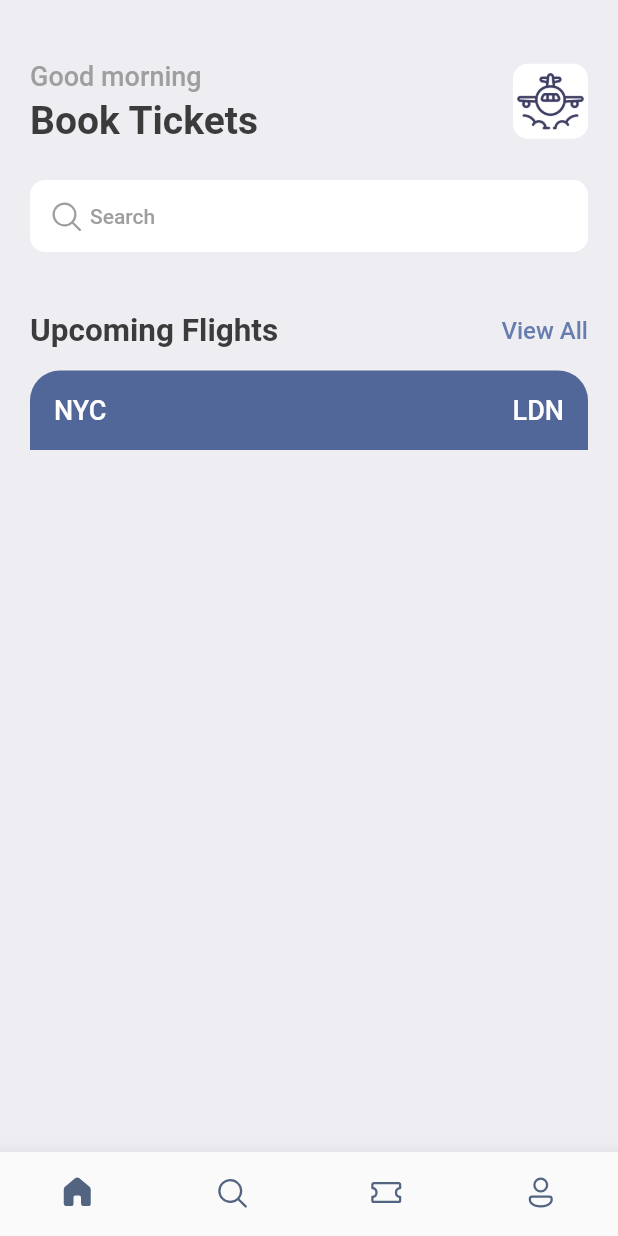
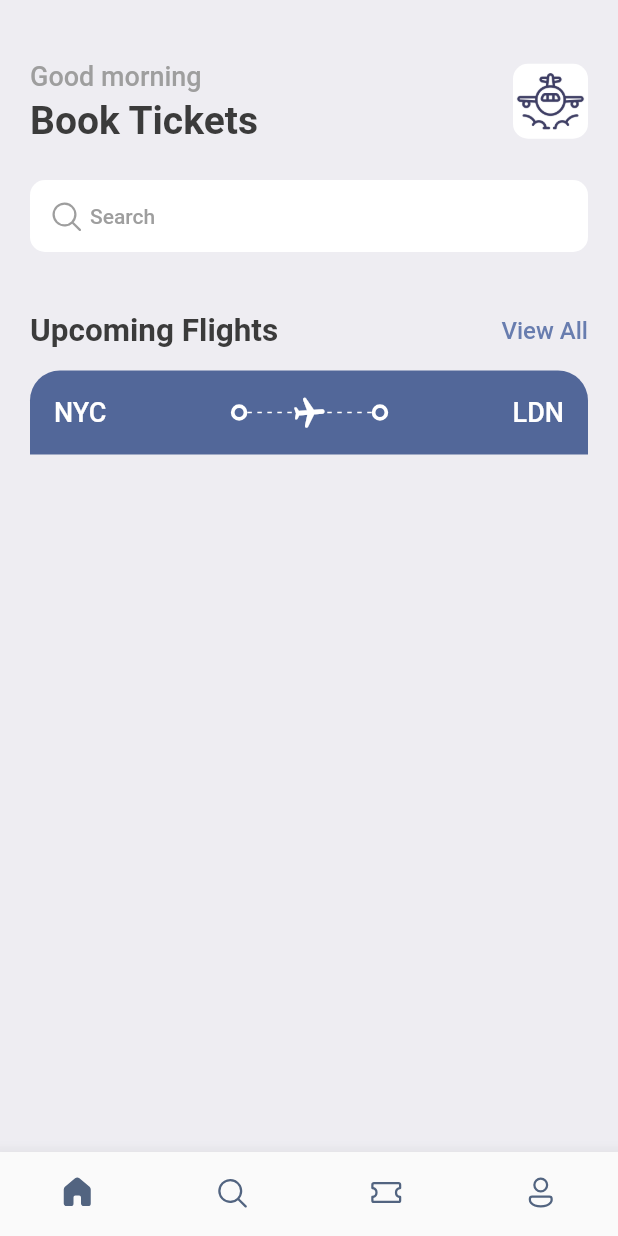
Before and after one commit to jestyal/booking_app, a Flutter app: the screen it shows after launch, on a phone screen of 412 x 824 dp. Run offline on Flutter 3.47's test engine with Material 2 defaults, Android fonts, the phone set to English and light mode, and no system bars; our stand-ins replace fluentui_icons, gap.

Commit message:
Added ticket icon (it`s widget)

```diff
--- a/lib/screens/ticket_view.dart
+++ b/lib/screens/ticket_view.dart
@@ -2,6 +2,7 @@ import 'package:booking_app/utils/app_layout.dart';
 import 'package:flutter/cupertino.dart';
 import 'package:flutter/material.dart';
 import '../utils/app_styles.dart';
+import '../widgets/ticket_container.dart';
 
 class TicketView extends StatelessWidget {
   const TicketView({Key? key}) : super(key: key);
@@ -18,10 +19,7 @@ class TicketView extends StatelessWidget {
           children: [
             Container(
               decoration: BoxDecoration(
-                borderRadius: const BorderRadius.only(
-                    topLeft: Radius.circular(20),
-                    topRight: Radius.circular(20)
-                ),
+                borderRadius: const BorderRadius.only(topLeft: Radius.circular(20), topRight: Radius.circular(20)),
                 color: Styles.blueColor,
               ),
               padding: const EdgeInsets.all(16),
@@ -30,6 +28,36 @@ class TicketView extends StatelessWidget {
                   Row(
                     children: [
                       Text("NYC", style: Styles.headLineStyle3.copyWith(color: Styles.whiteColor)),
+                      const Spacer(),
+                      const TicketContainer(),
+                      Expanded(child: Stack(
+                        children: [
+                          SizedBox(
+                            height: 24,
+                            child: LayoutBuilder(
+                              builder: (BuildContext context, BoxConstraints constraints) {
+                                return Flex(
+                                  direction: Axis.horizontal,
+                                  mainAxisAlignment: MainAxisAlignment.spaceBetween,
+                                  mainAxisSize: MainAxisSize.max,
+                                  children: List.generate(
+                                      (constraints.constrainWidth() / 6).floor(),
+                                      (index) => SizedBox(
+                                            width: 3,
+                                            height: 1,
+                                            child: DecoratedBox(decoration: BoxDecoration(color: Styles.whiteColor)),
+                                          )),
+                                );
+                              },
+                            ),
+                          ),
+                          Center(
+                            child: Transform.rotate(
+                                angle: 1.5, child: Icon(Icons.local_airport_rounded, color: Styles.whiteColor)),
+                          ),
+                        ],
+                      )),
+                      const TicketContainer(),
                       const Spacer(),
                       Text("LDN", style: Styles.headLineStyle3.copyWith(color: Styles.whiteColor)),
                     ],
--- /dev/null
+++ b/lib/widgets/ticket_container.dart
@@ -0,0 +1,18 @@
+import 'package:flutter/cupertino.dart';
+import 'package:flutter/material.dart';
+import '/utils/app_styles.dart';
+
+class TicketContainer extends StatelessWidget {
+  const TicketContainer({Key? key}) : super(key: key);
+
+  @override
+  Widget build(BuildContext context) {
+    return Container(
+      padding: const EdgeInsets.all(3.0),
+      decoration: BoxDecoration(
+        borderRadius: BorderRadius.circular(20),
+        border: Border.all(width: 2.5, color: Styles.whiteColor),
+      ),
+    );
+  }
+}
```
